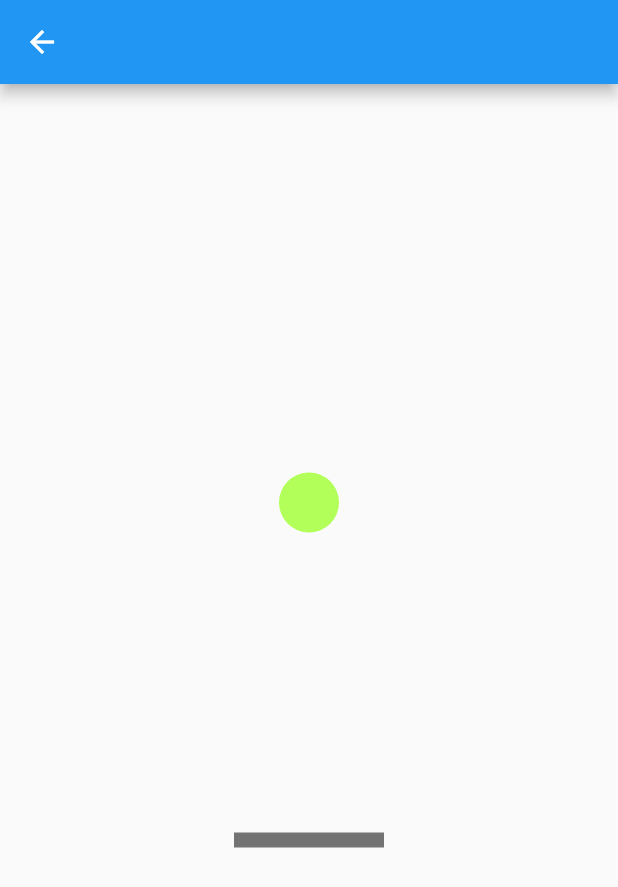
After one commit to AliAkberAakash/flutter_animation_experiment, a Flutter app: the BouncingBallExample screen opened directly, on a phone screen of 412 x 824 dp. The commit adds this screen. Shown: the top 887 px of the screen. Run offline on Flutter 3.47's test engine with Material 2 defaults, Android fonts, the phone set to English and light mode, and no system bars; missing offline and left inert: flutter_circular_text.

Commit message:
add: bouncing ball example

```diff
--- /dev/null
+++ b/lib/bouncing_ball/bouncing_ball_example.dart
@@ -0,0 +1,105 @@
+import 'package:flutter/material.dart';
+
+class BouncingBallExample extends StatefulWidget {
+  const BouncingBallExample({Key? key}) : super(key: key);
+
+  @override
+  State<BouncingBallExample> createState() => _BouncingBallExampleState();
+}
+
+class _BouncingBallExampleState extends State<BouncingBallExample>
+  with SingleTickerProviderStateMixin{
+
+  final _duration = const Duration(milliseconds: 1000);
+
+  late final AnimationController _animationController;
+  late final Animation _bounceAnimationForward;
+  late final Animation _bounceAnimationBackward;
+
+  @override
+  void initState() {
+    super.initState();
+
+    _animationController = AnimationController(
+      vsync: this,
+      duration: _duration,
+    );
+
+    _bounceAnimationForward = Tween<double>(begin: 20, end: 0).animate(
+      CurvedAnimation(
+        parent: _animationController,
+        curve: const Interval(
+          0.0,
+          0.5,
+          curve: Curves.easeIn,
+        ),
+      ),
+    );
+
+    _bounceAnimationBackward = Tween<double>(begin: 0, end: 20).animate(
+      CurvedAnimation(
+        parent: _animationController,
+        curve: const Interval(
+          0.5,
+          1.0,
+          curve: Curves.easeOut,
+        ),
+      ),
+    );
+
+    _animationController.addListener(() {
+      setState(() {});
+    });
+  }
+
+  @override
+  Widget build(BuildContext context) {
+    return Scaffold(
+      appBar: AppBar(),
+      body: Center(
+        child: Column(
+          mainAxisAlignment: MainAxisAlignment.center,
+          mainAxisSize: MainAxisSize.max,
+          children: [
+            GestureDetector(
+              onTap: (){
+                _animationController.repeat();
+              },
+              child: Padding(
+                padding: EdgeInsets.only(
+                  bottom: (10 * (_bounceAnimationForward.value+_bounceAnimationBackward.value)).toDouble(),
+                ),
+                child: const CircleAvatar(
+                  backgroundColor: Colors.lightGreenAccent,
+                  radius: 20,
+                ),
+              ),
+            ),
+            Row(
+              mainAxisAlignment: MainAxisAlignment.center,
+              children: [
+                Container(
+                  color: Colors.black54,
+                  width: 100,
+                  height: 10,
+                ),
+              ],
+            )
+          ],
+        ),
+      ),
+    );
+
+  }
+
+  double _calculateHeight(){
+    return (100+_bounceAnimationForward.value-_bounceAnimationBackward.value).toDouble();
+  }
+
+  @override
+  void dispose() {
+    _animationController.dispose();
+    super.dispose();
+  }
+
+}
--- a/lib/menu_screen.dart
+++ b/lib/menu_screen.dart
@@ -1,4 +1,5 @@
 import 'package:animation_experiment/animated_text/animated_text_example.dart';
+import 'package:animation_experiment/bouncing_ball/bouncing_ball_example.dart';
 import 'package:animation_experiment/circular_animated_text/circular_animated_text_example.dart';
 import 'package:animation_experiment/delayed_list/delayed_list_example.dart';
 import 'package:animation_experiment/faded_screen/faded_screen_example.dart';
@@ -63,9 +64,18 @@ class MenuScreen extends StatelessWidget {
               textColor: Colors.white,
             ),
             VSpacer(),
+
             NavigatorButton(
               screenWidget: AnimatedTextExample(),
               title: "Animated Text",
+              color: Colors.brown,
+              textColor: Colors.white,
+            ),
+            VSpacer(),
+
+            NavigatorButton(
+              screenWidget: BouncingBallExample(),
+              title: "Bouncing Ball",
               color: Colors.brown,
               textColor: Colors.white,
             ),
```
